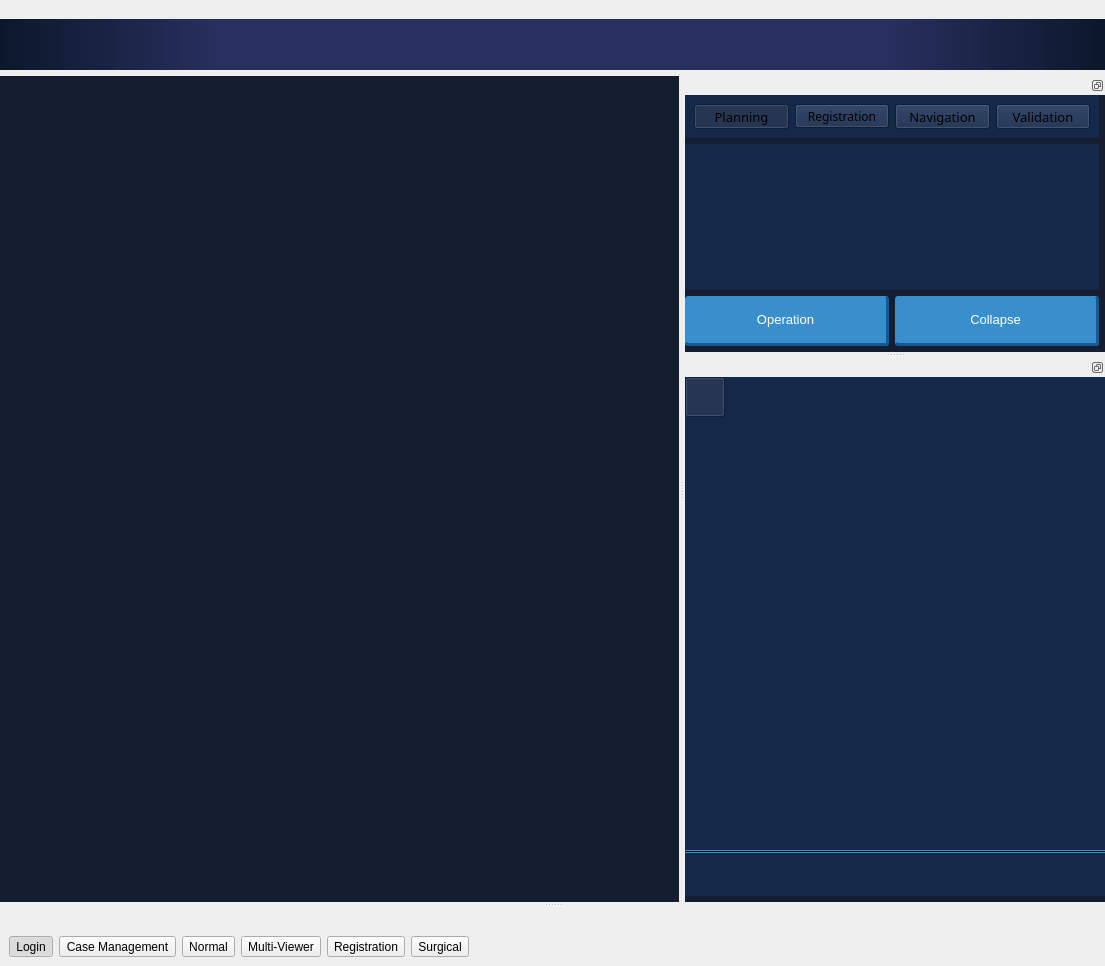
wuzhuobin/MITK-Project, file Plugins/org.mitk.dental/src/internal/SCBDentalMainWindow.ui: the form before one commit.
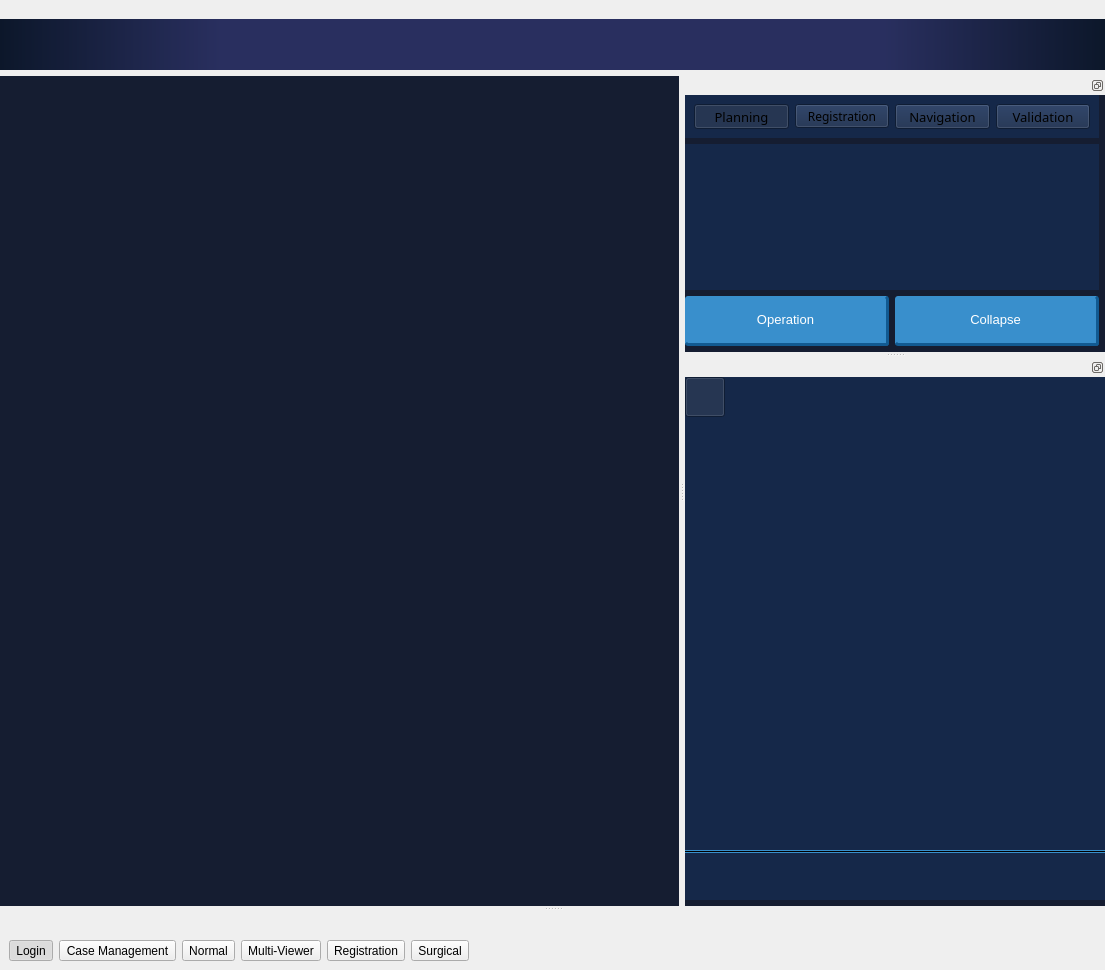
The form after the commit. Icons and pictures are not drawn.

The edit to the form file:
```diff
--- a/Plugins/org.mitk.dental/src/internal/SCBDentalMainWindow.ui
+++ b/Plugins/org.mitk.dental/src/internal/SCBDentalMainWindow.ui
@@ -7,7 +7,7 @@
     <x>0</x>
     <y>0</y>
     <width>1105</width>
-    <height>928</height>
+    <height>970</height>
    </rect>
   </property>
   <property name="acceptDrops">
```
Left out of the diff: 28 changed lines with no effect on the pictures.
